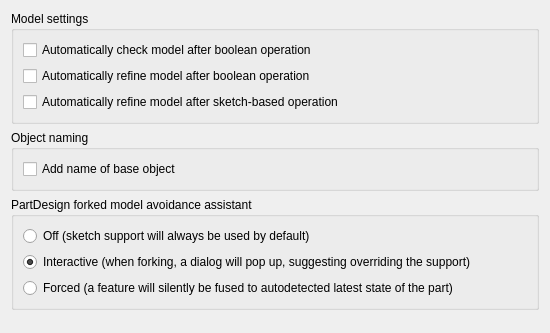
Before: the Qt Designer form src/Mod/Part/Gui/DlgSettingsGeneral.ui in DeepSOIC/FreeCAD-ellipse, drawn with Qt 5.
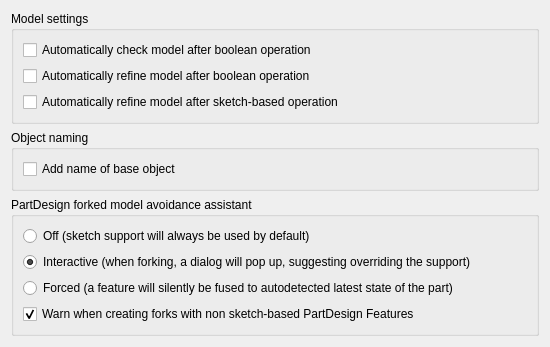
After: the same form once the commit is applied. Custom widgets are drawn as their Qt base class.

Commit message:
ForkAvoidance: simple fork warning for non sketch-based features
+ preferences entries to disable it.

The edit to the form file:
```diff
--- a/src/Mod/Part/Gui/DlgSettingsGeneral.ui
+++ b/src/Mod/Part/Gui/DlgSettingsGeneral.ui
@@ -145,6 +145,22 @@
         </property>
        </widget>
       </item>
+      <item>
+       <widget class="Gui::PrefCheckBox" name="checkNonSketchBasedForkWarn">
+        <property name="text">
+         <string>Warn when creating forks with non sketch-based PartDesign Features</string>
+        </property>
+        <property name="checked">
+         <bool>true</bool>
+        </property>
+        <property name="prefEntry" stdset="0">
+         <cstring>ForkAvoidanceNonSketchBased_Warn</cstring>
+        </property>
+        <property name="prefPath" stdset="0">
+         <cstring>Mod/PartDesign</cstring>
+        </property>
+       </widget>
+      </item>
      </layout>
     </widget>
    </item>
```
The commit also changes 2 other files.
